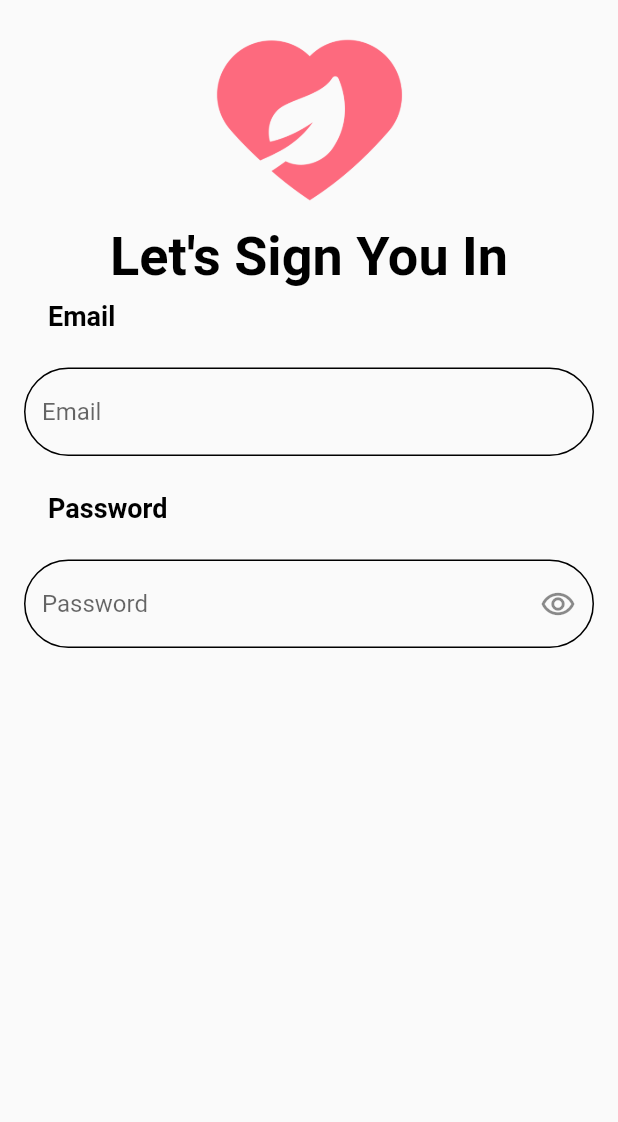
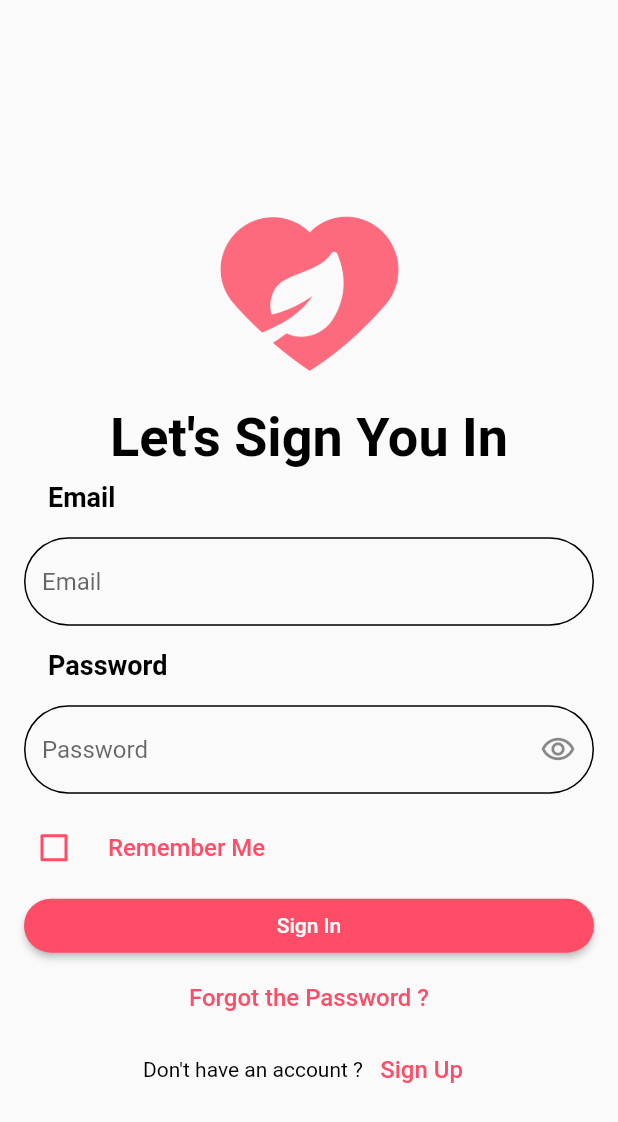
Before and after one commit to masterUNG/UngTonyApp, a Flutter app: the Authen screen opened by its route, on a phone screen of 412 x 824 dp. Shown: the top 1122 px of the screen. Run offline on Flutter 3.47's test engine with Material 2 defaults, Android fonts, the phone set to English and light mode, and no system bars; our stand-ins replace introduction_screen.

Commit message:
authen UI success

```diff
--- a/lib/states/authen.dart
+++ b/lib/states/authen.dart
@@ -1,8 +1,10 @@
 import 'package:flutter/material.dart';
 import 'package:ungtonyapp/utility/my_constant.dart';
+import 'package:ungtonyapp/widgets/show_button.dart';
 import 'package:ungtonyapp/widgets/show_form.dart';
 import 'package:ungtonyapp/widgets/show_image.dart';
 import 'package:ungtonyapp/widgets/show_text.dart';
+import 'package:ungtonyapp/widgets/show_text_button.dart';
 import 'package:ungtonyapp/widgets/show_title.dart';
 
 class Authen extends StatefulWidget {
@@ -14,21 +16,81 @@ class Authen extends StatefulWidget {
 
 class _AuthenState extends State<Authen> {
   bool redEye = true;
+  bool remember = false;
 
   @override
   Widget build(BuildContext context) {
     return Scaffold(
       body: Center(
+        child: LayoutBuilder(
+            builder: (BuildContext context, BoxConstraints boxConstraints) {
+          return SingleChildScrollView(
             child: Column(
               children: [
-            newLogo(),
+                newLogo(boxConstraints: boxConstraints),
                 newAppName(),
-            ShowTitle(title: 'Email'),
-            ShowForm(
-              hind: 'Email',
+                const ShowTitle(title: 'Email'),
+                newEmail(),
+                const ShowTitle(title: 'Password'),
+                newPassword(),
+                newRemember(context),
+                buttonSignIn(boxConstraints),
+                newForgot(),
+                newSignUp()
+              ],
             ),
-            ShowTitle(title: 'Password'),
-            ShowForm(
+          );
+        }),
+      ),
+    );
+  }
+
+  Row newSignUp() {
+    return Row(
+                mainAxisAlignment: MainAxisAlignment.center,
+                children: [
+                  const ShowText(label: "Don't have an account ? "),
+                  ShowTextButton(label: 'Sign Up', pressFunc: () {}),
+                ],
+              );
+  }
+
+  ShowTextButton newForgot() =>
+      ShowTextButton(label: 'Forgot the Password ?', pressFunc: () {});
+
+  Container buttonSignIn(BoxConstraints boxConstraints) {
+    return Container(
+      padding: const EdgeInsets.symmetric(horizontal: 16),
+      width: boxConstraints.maxWidth,
+      child: ShowButton(
+        label: 'Sign In',
+        pressFunc: () {},
+      ),
+    );
+  }
+
+  Theme newRemember(BuildContext context) {
+    return Theme(
+        data: Theme.of(context).copyWith(
+          unselectedWidgetColor: MyConstant.primary,
+        ),
+        child: CheckboxListTile(
+            activeColor: MyConstant.primary,
+            controlAffinity: ListTileControlAffinity.leading,
+            title: ShowText(
+              label: 'Remember Me',
+              textStyle: MyConstant().h3ActiveStyle(),
+            ),
+            value: remember,
+            onChanged: (value) {
+              setState(() {
+                remember = value!;
+              });
+            }));
+  }
+
+  ShowForm newPassword() {
+    return ShowForm(
       hind: 'Password',
       obsecu: redEye,
       redEyeFunc: () {
@@ -36,10 +98,12 @@ class _AuthenState extends State<Authen> {
           redEye = !redEye;
         });
       },
-            ),
-          ],
-        ),
-      ),
+    );
+  }
+
+  ShowForm newEmail() {
+    return ShowForm(
+      hind: 'Email',
     );
   }
 
@@ -50,10 +114,11 @@ class _AuthenState extends State<Authen> {
     );
   }
 
-  SizedBox newLogo() {
-    return SizedBox(
-      width: 150,
-      child: ShowImage(path: 'images/logo.png'),
+  Container newLogo({required BoxConstraints boxConstraints}) {
+    return Container(
+      margin: const EdgeInsets.only(top: 32, bottom: 8),
+      width: boxConstraints.maxWidth * 0.35,
+      child: const ShowImage(path: 'images/logo.png'),
     );
   }
 }
--- /dev/null
+++ b/lib/widgets/show_button.dart
@@ -0,0 +1,25 @@
+// ignore_for_file: public_member_api_docs, sort_constructors_first
+import 'package:flutter/material.dart';
+import 'package:ungtonyapp/utility/my_constant.dart';
+
+class ShowButton extends StatelessWidget {
+  final String label;
+  final Function() pressFunc;
+  const ShowButton({
+    Key? key,
+    required this.label,
+    required this.pressFunc,
+  }) : super(key: key);
+
+  @override
+  Widget build(BuildContext context) {
+    return ElevatedButton(
+      style: ElevatedButton.styleFrom(
+        primary: MyConstant.primary,
+        shape: RoundedRectangleBorder(borderRadius: BorderRadius.circular(30)),
+      ),
+      onPressed: pressFunc,
+      child: Text(label),
+    );
+  }
+}
--- a/lib/widgets/show_form.dart
+++ b/lib/widgets/show_form.dart
@@ -17,7 +17,7 @@ class ShowForm extends StatelessWidget {
   @override
   Widget build(BuildContext context) {
     return Padding(
-      padding: const EdgeInsets.all(16),
+      padding: const EdgeInsets.symmetric(horizontal: 16, vertical: 8),
       child: TextFormField(
         obscureText: obsecu ?? false,
         decoration: InputDecoration(
--- /dev/null
+++ b/lib/widgets/show_text_button.dart
@@ -0,0 +1,24 @@
+// ignore_for_file: public_member_api_docs, sort_constructors_first
+import 'package:flutter/material.dart';
+import 'package:ungtonyapp/utility/my_constant.dart';
+import 'package:ungtonyapp/widgets/show_text.dart';
+
+class ShowTextButton extends StatelessWidget {
+  final String label;
+  final Function() pressFunc;
+  const ShowTextButton({
+    Key? key,
+    required this.label,
+    required this.pressFunc,
+  }) : super(key: key);
+
+  @override
+  Widget build(BuildContext context) {
+    return TextButton(
+        onPressed: pressFunc,
+        child: ShowText(
+          label: label,
+          textStyle: MyConstant().h3ActiveStyle(),
+        ));
+  }
+}
```
Lines whose indentation alone changed are shown as unchanged.
